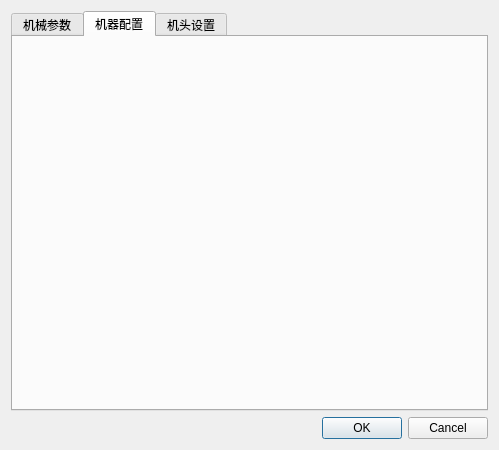
Qt form Machine/Config/cfgmachsettings.ui (stonefjd/Cutting) before a commit.
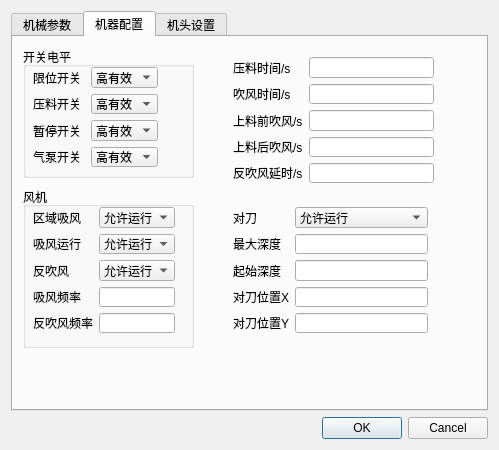
The same form after that commit. The open tabs and pages were chosen to show the change.

The edit to the form file:
```diff
--- a/Machine/Config/cfgmachsettings.ui
+++ b/Machine/Config/cfgmachsettings.ui
@@ -124,6 +124,358 @@
       <attribute name="title">
        <string>机器配置</string>
       </attribute>
+      <widget class="QWidget" name="layoutWidget">
+       <property name="geometry">
+        <rect>
+         <x>220</x>
+         <y>20</y>
+         <width>201</width>
+         <height>126</height>
+        </rect>
+       </property>
+       <layout class="QGridLayout" name="gridLayout_4">
+        <item row="0" column="0">
+         <widget class="QLabel" name="lbTimeSwage">
+          <property name="text">
+           <string>压料时间/s</string>
+          </property>
+         </widget>
+        </item>
+        <item row="0" column="1">
+         <widget class="QLineEdit" name="lEdtTimeSwage"/>
+        </item>
+        <item row="1" column="0">
+         <widget class="QLabel" name="lbTimeBlow">
+          <property name="text">
+           <string>吹风时间/s</string>
+          </property>
+         </widget>
+        </item>
+        <item row="1" column="1">
+         <widget class="QLineEdit" name="lEdtTimeBlow"/>
+        </item>
+        <item row="2" column="0">
+         <widget class="QLabel" name="lbTimeLoadBefore">
+          <property name="text">
+           <string>上料前吹风/s</string>
+          </property>
+         </widget>
+        </item>
+        <item row="2" column="1">
+         <widget class="QLineEdit" name="lEdtTimeLoadBefore"/>
+        </item>
+        <item row="3" column="0">
+         <widget class="QLabel" name="lbTimeLoadAfter">
+          <property name="text">
+           <string>上料后吹风/s</string>
+          </property>
+         </widget>
+        </item>
+        <item row="3" column="1">
+         <widget class="QLineEdit" name="lEdtTimeLoadAfter"/>
+        </item>
+        <item row="4" column="0">
+         <widget class="QLabel" name="lbTimeInhaleDelay">
+          <property name="text">
+           <string>反吹风延时/s</string>
+          </property>
+         </widget>
+        </item>
+        <item row="4" column="1">
+         <widget class="QLineEdit" name="lEdtTimeInhaleDelay"/>
+        </item>
+       </layout>
+      </widget>
+      <widget class="QWidget" name="layoutWidget">
+       <property name="geometry">
+        <rect>
+         <x>220</x>
+         <y>170</y>
+         <width>195</width>
+         <height>126</height>
+        </rect>
+       </property>
+       <layout class="QGridLayout" name="gridLayout_5">
+        <item row="0" column="0">
+         <widget class="QLabel" name="lbAlignEn">
+          <property name="text">
+           <string>对刀</string>
+          </property>
+         </widget>
+        </item>
+        <item row="1" column="0">
+         <widget class="QLabel" name="lbAlignMaxZ">
+          <property name="text">
+           <string>最大深度</string>
+          </property>
+         </widget>
+        </item>
+        <item row="1" column="1">
+         <widget class="QLineEdit" name="lEdtAlignMaxZ"/>
+        </item>
+        <item row="2" column="0">
+         <widget class="QLabel" name="lbAlignStartZ">
+          <property name="text">
+           <string>起始深度</string>
+          </property>
+         </widget>
+        </item>
+        <item row="2" column="1">
+         <widget class="QLineEdit" name="lEdtAlignStartZ"/>
+        </item>
+        <item row="3" column="0">
+         <widget class="QLabel" name="lbAlignAbsX">
+          <property name="text">
+           <string>对刀位置X</string>
+          </property>
+         </widget>
+        </item>
+        <item row="3" column="1">
+         <widget class="QLineEdit" name="lEdtAlignAbsX"/>
+        </item>
+        <item row="4" column="0">
+         <widget class="QLabel" name="lbAlignAbsY">
+          <property name="text">
+           <string>对刀位置Y</string>
+          </property>
+         </widget>
+        </item>
+        <item row="4" column="1">
+         <widget class="QLineEdit" name="lEdtAlignAbsY"/>
+        </item>
+        <item row="0" column="1">
+         <widget class="QComboBox" name="cbAlignEn">
+          <item>
+           <property name="text">
+            <string>允许运行</string>
+           </property>
+          </item>
+          <item>
+           <property name="text">
+            <string>禁止运行</string>
+           </property>
+          </item>
+         </widget>
+        </item>
+       </layout>
+      </widget>
+      <widget class="QGroupBox" name="groupBox">
+       <property name="geometry">
+        <rect>
+         <x>10</x>
+         <y>10</y>
+         <width>171</width>
+         <height>131</height>
+        </rect>
+       </property>
+       <property name="title">
+        <string>开关电平</string>
+       </property>
+       <widget class="QWidget" name="layoutWidget">
+        <property name="geometry">
+         <rect>
+          <x>10</x>
+          <y>20</y>
+          <width>125</width>
+          <height>100</height>
+         </rect>
+        </property>
+        <layout class="QGridLayout" name="gridLayout_2">
+         <item row="0" column="0">
+          <widget class="QLabel" name="lbEffctLvLimit">
+           <property name="text">
+            <string>限位开关</string>
+           </property>
+          </widget>
+         </item>
+         <item row="0" column="1">
+          <widget class="QComboBox" name="cbEffctLvLimit">
+           <item>
+            <property name="text">
+             <string>高有效</string>
+            </property>
+           </item>
+           <item>
+            <property name="text">
+             <string>低有效</string>
+            </property>
+           </item>
+          </widget>
+         </item>
+         <item row="1" column="0">
+          <widget class="QLabel" name="lbEffctLvSwage">
+           <property name="text">
+            <string>压料开关</string>
+           </property>
+          </widget>
+         </item>
+         <item row="1" column="1">
+          <widget class="QComboBox" name="cbEffctLvSwage">
+           <item>
+            <property name="text">
+             <string>高有效</string>
+            </property>
+           </item>
+           <item>
+            <property name="text">
+             <string>低有效</string>
+            </property>
+           </item>
+          </widget>
+         </item>
+         <item row="2" column="0">
+          <widget class="QLabel" name="lbEffctLvPuase">
+           <property name="text">
+            <string>暂停开关</string>
+           </property>
+          </widget>
+         </item>
+         <item row="2" column="1">
+          <widget class="QComboBox" name="cbEffctLvPuase">
+           <item>
+            <property name="text">
+             <string>高有效</string>
+            </property>
+           </item>
+           <item>
+            <property name="text">
+             <string>低有效</string>
+            </property>
+           </item>
+          </widget>
+         </item>
+         <item row="3" column="0">
+          <widget class="QLabel" name="lbEffctLvPump">
+           <property name="text">
+            <string>气泵开关</string>
+           </property>
+          </widget>
+         </item>
+         <item row="3" column="1">
+          <widget class="QComboBox" name="cbEffctLvPump">
+           <item>
+            <property name="text">
+             <string>高有效</string>
+            </property>
+           </item>
+           <item>
+            <property name="text">
+             <string>低有效</string>
+            </property>
+           </item>
+          </widget>
+         </item>
+        </layout>
+       </widget>
+      </widget>
+      <widget class="QGroupBox" name="groupBox_2">
+       <property name="geometry">
+        <rect>
+         <x>10</x>
+         <y>150</y>
+         <width>171</width>
+         <height>161</height>
+        </rect>
+       </property>
+       <property name="title">
+        <string>风机</string>
+       </property>
+       <widget class="QWidget" name="layoutWidget">
+        <property name="geometry">
+         <rect>
+          <x>10</x>
+          <y>20</y>
+          <width>142</width>
+          <height>126</height>
+         </rect>
+        </property>
+        <layout class="QGridLayout" name="gridLayout_3">
+         <item row="3" column="0">
+          <widget class="QLabel" name="lbFreqBlow">
+           <property name="text">
+            <string>吸风频率</string>
+           </property>
+          </widget>
+         </item>
+         <item row="0" column="0">
+          <widget class="QLabel" name="lbEnFanZone">
+           <property name="text">
+            <string>区域吸风</string>
+           </property>
+          </widget>
+         </item>
+         <item row="0" column="1">
+          <widget class="QComboBox" name="cbEnFanZone">
+           <item>
+            <property name="text">
+             <string>允许运行</string>
+            </property>
+           </item>
+           <item>
+            <property name="text">
+             <string>禁止运行</string>
+            </property>
+           </item>
+          </widget>
+         </item>
+         <item row="2" column="0">
+          <widget class="QLabel" name="lbEnInhale">
+           <property name="text">
+            <string>反吹风</string>
+           </property>
+          </widget>
+         </item>
+         <item row="1" column="1">
+          <widget class="QComboBox" name="cbEnBlow">
+           <item>
+            <property name="text">
+             <string>允许运行</string>
+            </property>
+           </item>
+           <item>
+            <property name="text">
+             <string>禁止运行</string>
+            </property>
+           </item>
+          </widget>
+         </item>
+         <item row="2" column="1">
+          <widget class="QComboBox" name="cbEnInhale">
+           <item>
+            <property name="text">
+             <string>允许运行</string>
+            </property>
+           </item>
+           <item>
+            <property name="text">
+             <string>禁止运行</string>
+            </property>
+           </item>
+          </widget>
+         </item>
+         <item row="1" column="0">
+          <widget class="QLabel" name="lbEnBlow">
+           <property name="text">
+            <string>吸风运行</string>
+           </property>
+          </widget>
+         </item>
+         <item row="3" column="1">
+          <widget class="QLineEdit" name="lEdtFreqBlow"/>
+         </item>
+         <item row="4" column="0">
+          <widget class="QLabel" name="lbFreqInhale">
+           <property name="text">
+            <string>反吹风频率</string>
+           </property>
+          </widget>
+         </item>
+         <item row="4" column="1">
+          <widget class="QLineEdit" name="lEdtFreqInhale"/>
+         </item>
+        </layout>
+       </widget>
+      </widget>
      </widget>
      <widget class="QWidget" name="tab_3">
       <attribute name="title">
```
Left out of the diff: 220 changed lines with no effect on the pictures.
